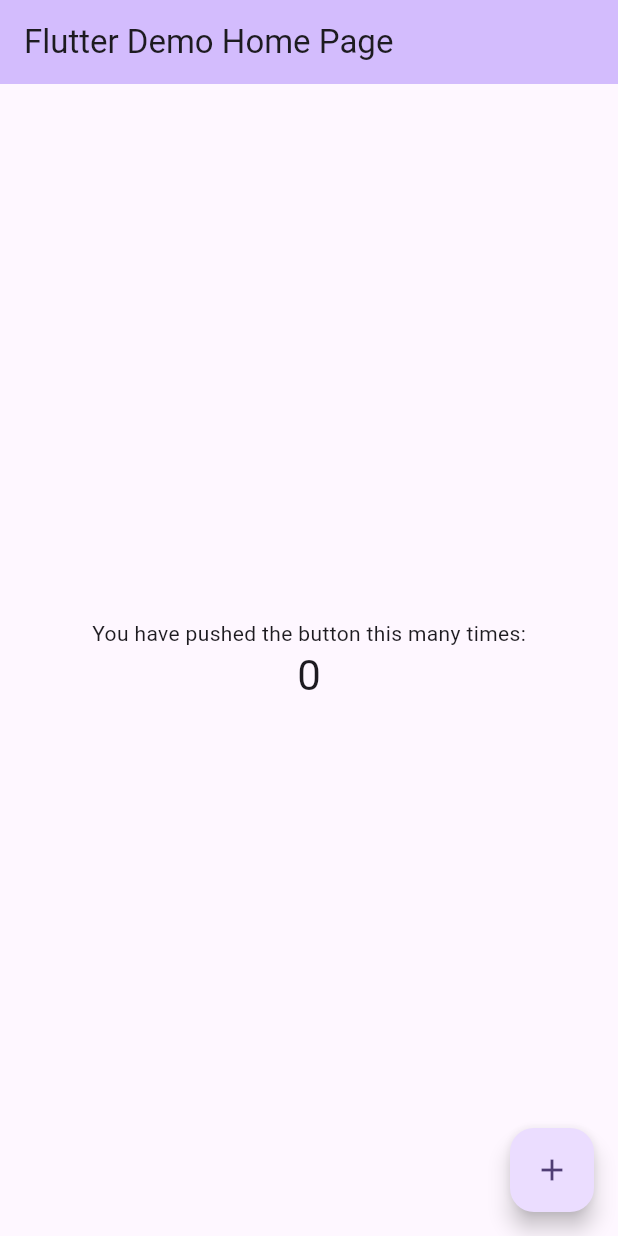
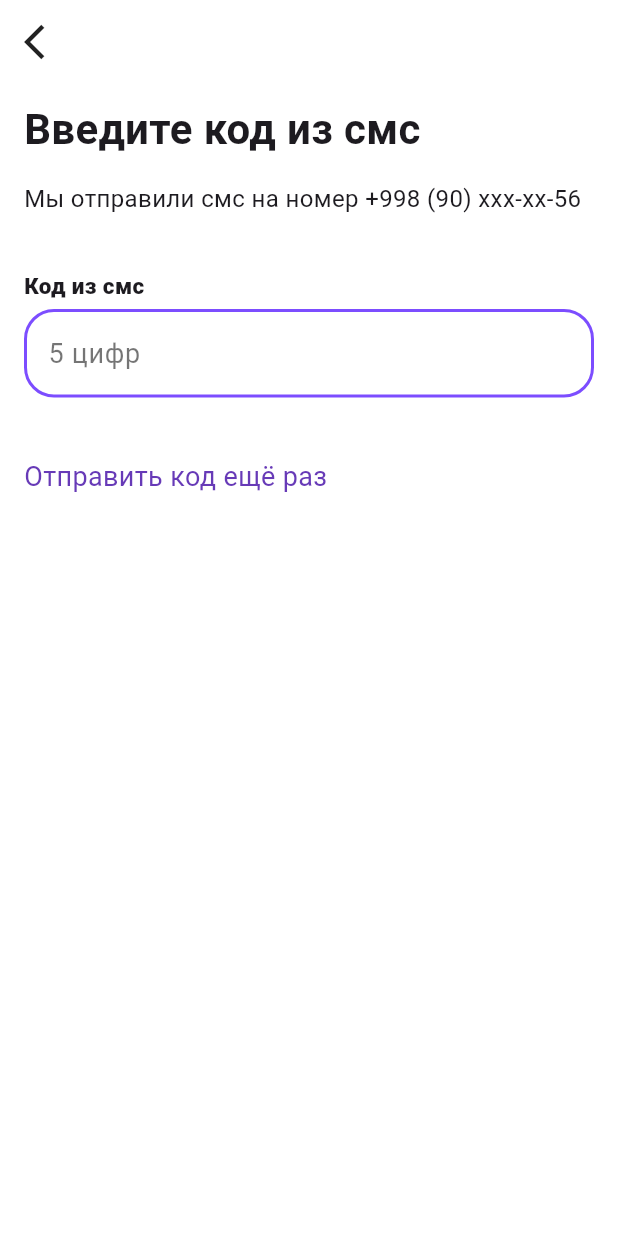
Before and after one commit to umidjonakramov/uzum_bank, a Flutter app: the screen it shows after launch, on a phone screen of 412 x 824 dp. Run offline on Flutter 3.47's test engine with Material 3 defaults, Android fonts, the phone set to English and light mode, and no system bars; our stand-ins replace bloc, dio.

Commit message:
EnterCodeSmsScreen

```diff
--- /dev/null
+++ b/lib/features/auth/presentation/pages/enter_code_sms/enter_code_sms.dart
@@ -0,0 +1,90 @@
+import 'package:flutter/cupertino.dart';
+import 'package:flutter/material.dart';
+
+class EnterCodeSmsScreen extends StatefulWidget {
+  const EnterCodeSmsScreen({super.key});
+
+  @override
+  State<EnterCodeSmsScreen> createState() => _EnterCodeSmsScreenState();
+}
+
+class _EnterCodeSmsScreenState extends State<EnterCodeSmsScreen> {
+  @override
+  Widget build(BuildContext context) {
+    return Scaffold(
+      backgroundColor: Colors.white,
+      appBar: AppBar(
+        backgroundColor: Colors.white,
+        title: Icon(
+          Icons.arrow_back_ios,
+          size: 28,
+          color: Colors.black87,
+        ),
+      ),
+      body: Padding(
+        padding: const EdgeInsets.symmetric(horizontal: 16,vertical: 10),
+        child: Column(
+          crossAxisAlignment: CrossAxisAlignment.start,
+          children: [
+            Text(
+              'Введите код из смс',
+              style: TextStyle(fontSize: 28, fontWeight: FontWeight.w700),
+            ),
+            SizedBox(height: 15),
+            Text(
+              'Мы отправили смс на номер +998 (90) xxx-xx-56',
+              style: TextStyle(
+                fontSize: 16,
+                fontWeight: FontWeight.w400
+              ),
+            ),
+            SizedBox(height: 36,),
+            Text('Код из смс',style: TextStyle(
+              fontSize: 15,
+              fontWeight: FontWeight.w800
+            ),),
+            SizedBox(height: 5),
+            Container(
+              child: TextField(
+                decoration: new InputDecoration(
+                    disabledBorder: OutlineInputBorder(
+                      borderRadius: BorderRadius.circular(20),
+                      borderSide: BorderSide(
+                          width: 2,
+                          style: BorderStyle.solid,
+                          color: Colors.purpleAccent),
+                    ),
+                    enabledBorder: OutlineInputBorder(
+                      borderRadius: BorderRadius.circular(20),
+                      borderSide: BorderSide(
+                          width: 2,
+                          style: BorderStyle.solid,
+                          color: Colors.deepPurpleAccent),
+                    ),
+                    border: OutlineInputBorder(
+                      borderRadius: BorderRadius.circular(20),
+                      borderSide: BorderSide(
+                          width: 2,
+                          style: BorderStyle.solid,
+                          color: Colors.deepPurple),
+                    ),
+                    hintText: '5 цифр',
+                    hintStyle: TextStyle(
+                      fontSize: 18,
+                      color: Colors.black54
+                    ),
+                    suffixStyle: const TextStyle(color: Colors.green)),
+                cursorWidth: 3,
+              ),
+            ),
+            SizedBox(height: 40),
+            Text('Отправить код ещё раз',style: TextStyle(
+              fontSize: 18,
+              color: Colors.deepPurple
+            ),)
+          ],
+        ),
+      ),
+    );
+  }
+}
--- /dev/null
+++ b/lib/features/auth/presentation/pages/enter_code_sms/enter_code_sms_bloc.dart
@@ -0,0 +1,13 @@
+import 'dart:async';
+import 'package:bloc/bloc.dart';
+import 'package:meta/meta.dart';
+part 'enter_code_sms_event.dart';
+part 'enter_code_sms_state.dart';
+
+class EnterCodeSmsBloc extends Bloc<EnterCodeSmsEvent, EnterCodeSmsState> {
+  EnterCodeSmsBloc() : super(EnterCodeSmsInitial()) {
+    on<EnterCodeSmsEvent>((event, emit) {
+
+    });
+  }
+}
--- /dev/null
+++ b/lib/features/auth/presentation/pages/enter_code_sms/enter_code_sms_event.dart
@@ -0,0 +1,4 @@
+part of 'enter_code_sms_bloc.dart';
+
+@immutable
+abstract class EnterCodeSmsEvent {}
--- /dev/null
+++ b/lib/features/auth/presentation/pages/enter_code_sms/enter_code_sms_state.dart
@@ -0,0 +1,8 @@
+part of 'enter_code_sms_bloc.dart';
+
+@immutable
+abstract class EnterCodeSmsState {}
+
+class EnterCodeSmsInitial extends EnterCodeSmsState {
+
+}
--- a/lib/main.dart
+++ b/lib/main.dart
@@ -1,4 +1,5 @@
 import 'package:flutter/material.dart';
+import 'package:uzum_bank/features/auth/presentation/pages/enter_code_sms/enter_code_sms.dart';
 
 void main() {
   runApp(const MyApp());
@@ -12,6 +13,7 @@
   Widget build(BuildContext context) {
     return MaterialApp(
       title: 'Flutter Demo',
+      debugShowCheckedModeBanner: false,
       theme: ThemeData(
         // This is the theme of your application.
         //
@@ -31,7 +33,7 @@
         colorScheme: ColorScheme.fromSeed(seedColor: Colors.deepPurple),
         useMaterial3: true,
       ),
-      home: const MyHomePage(title: 'Flutter Demo Home Page'),
+      home: const EnterCodeSmsScreen(),
     );
   }
 }
--- a/pubspec.yaml
+++ b/pubspec.yaml
@@ -36,6 +36,7 @@ dependencies:
   # Use with the CupertinoIcons class for iOS style icons.
   cupertino_icons: ^1.0.2
   dio: ^5.4.0
+  bloc: ^8.1.2
 
 dev_dependencies:
   flutter_test:
```
Also changed, not shown: pubspec.lock.
